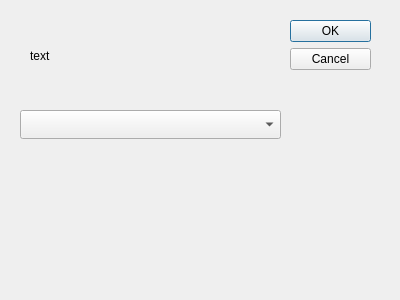
Qt form MainClient/gui/jdlgselectserver.ui (stareven/Dlut-Game-Platform) before a commit.
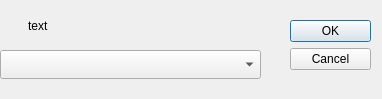
The same form after that commit.

Commit message: merge ui design by oahcil

Patch:
```diff
--- a/MainClient/gui/jdlgselectserver.ui
+++ b/MainClient/gui/jdlgselectserver.ui
@@ -6,8 +6,8 @@
    <rect>
     <x>0</x>
     <y>0</y>
-    <width>400</width>
-    <height>300</height>
+    <width>382</width>
+    <height>99</height>
    </rect>
   </property>
   <property name="windowTitle">
@@ -32,8 +32,8 @@
   <widget class="QComboBox" name="cb_servers">
    <property name="geometry">
     <rect>
-     <x>20</x>
-     <y>110</y>
+     <x>0</x>
+     <y>50</y>
      <width>261</width>
      <height>29</height>
     </rect>
@@ -42,8 +42,8 @@
   <widget class="QLabel" name="lab_text">
    <property name="geometry">
     <rect>
-     <x>30</x>
-     <y>30</y>
+     <x>28</x>
+     <y>0</y>
      <width>251</width>
      <height>51</height>
     </rect>
```
The commit also changes 5 other files.
